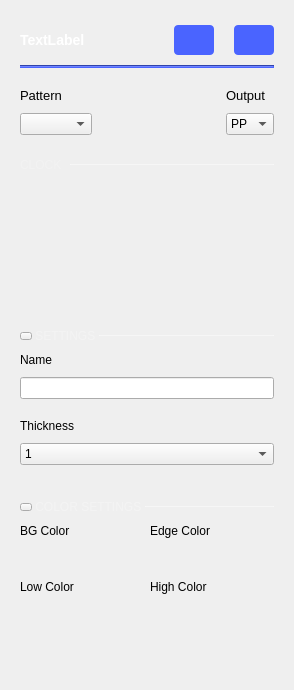
Above: ui/pg_cg_settings.ui from analogdevicesinc/scopy before the change. Below: the same form after it.
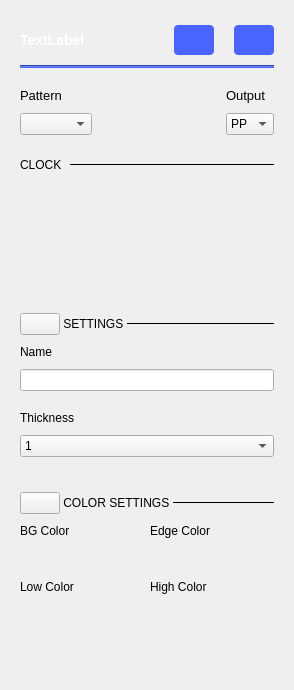
That is the form after the change. Icons and pictures are not drawn.

The edit to the form file:
```diff
--- a/ui/pg_cg_settings.ui
+++ b/ui/pg_cg_settings.ui
@@ -350,16 +350,6 @@
                </property>
                <item>
                 <widget class="QLabel" name="LPattern">
-                 <property name="styleSheet">
-                  <string notr="true">QLabel
-{
-height: 15px;
-
-font-size: 12px;
-line-height: 14px;
-color: rgba(255,255,255,50);
-}</string>
-                 </property>
                  <property name="text">
                   <string>CLOCK </string>
                  </property>
@@ -401,9 +391,6 @@
                    <height>1</height>
                   </size>
                  </property>
-                 <property name="styleSheet">
-                  <string notr="true">border: 1px solid rgba(255, 255, 255, 70);</string>
-                 </property>
                  <property name="frameShadow">
                   <enum>QFrame::Plain</enum>
                  </property>
@@ -513,24 +500,6 @@
                   </property>
                   <item>
                    <widget class="QPushButton" name="btnCollapse2">
-                    <property name="styleSheet">
-                     <string notr="true">QPushButton {
-  max-height: 6px;
-  max-width: 10px;
-  border-image: url(:/icons/sba_cmb_box_arrow.svg);
-}
-
-QPushButton:checked
-{
-  max-height: 10px;
-  max-width:  6px;
-border-image: url(:/icons/sba_cmb_box_arrow_right.svg);
-}
-
-
-
-</string>
-                    </property>
                     <property name="text">
                      <string/>
                     </property>
@@ -541,12 +510,6 @@
                   </item>
                   <item>
                    <widget class="QLabel" name="label_5">
-                    <property name="styleSheet">
-                     <string notr="true">QLabel {
-font-size: 12px;
-color: rgba(255, 255, 255, 70);
-}</string>
-                    </property>
                     <property name="text">
                      <string> SETTINGS </string>
                     </property>
@@ -566,9 +529,6 @@
                       <height>1</height>
                      </size>
                     </property>
-                    <property name="styleSheet">
-                     <string notr="true">border: 1px solid rgba(255, 255, 255, 70);</string>
-                    </property>
                     <property name="frameShadow">
                      <enum>QFrame::Plain</enum>
                     </property>
@@ -787,28 +747,10 @@
                       </property>
                       <property name="maximumSize">
                        <size>
-                        <width>10</width>
-                        <height>6</height>
+                        <width>16777215</width>
+                        <height>16777215</height>
                        </size>
                       </property>
-                      <property name="styleSheet">
-                       <string notr="true">QPushButton {
-  max-height: 6px;
-  max-width: 10px;
-  border-image: url(:/icons/sba_cmb_box_arrow.svg);
-}
-
-QPushButton:checked
-{
-  max-height: 10px;
-  max-width:  6px;
-border-image: url(:/icons/sba_cmb_box_arrow_right.svg);
-}
-
-
-
-</string>
-                      </property>
                       <property name="text">
                        <string/>
                       </property>
@@ -819,12 +761,6 @@
                     </item>
                     <item>
                      <widget class="QLabel" name="label">
-                      <property name="styleSheet">
-                       <string notr="true">QLabel {
-font-size: 12px;
-color: rgba(255, 255, 255, 70);
-}</string>
-                      </property>
                       <property name="text">
                        <string> COLOR SETTINGS </string>
                       </property>
@@ -844,9 +780,6 @@
                         <height>1</height>
                        </size>
                       </property>
-                      <property name="styleSheet">
-                       <string notr="true">border: 1px solid rgba(255, 255, 255, 70);</string>
-                      </property>
                       <property name="frameShadow">
                        <enum>QFrame::Plain</enum>
                       </property>
```
Left out of the diff: 24 changed lines with no effect on the pictures.
